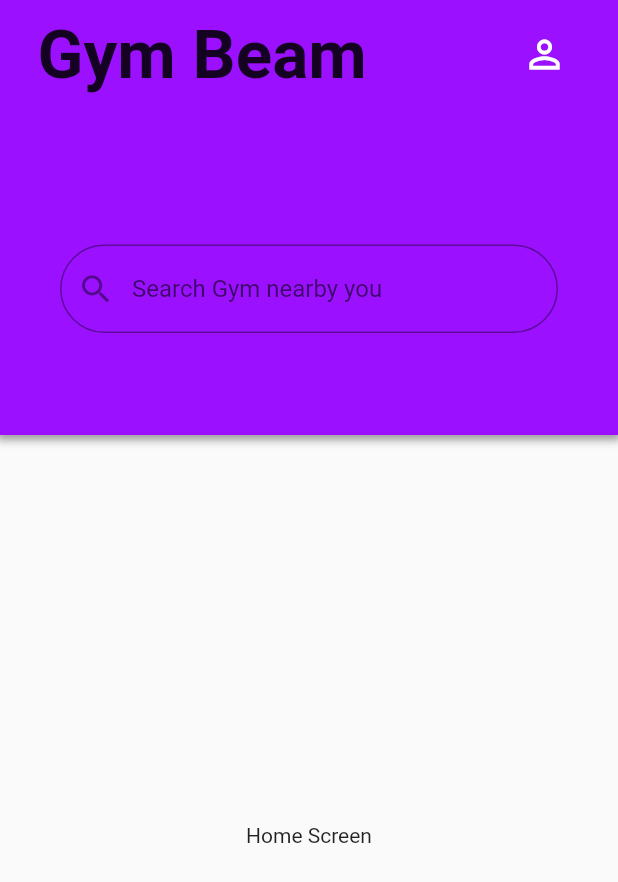
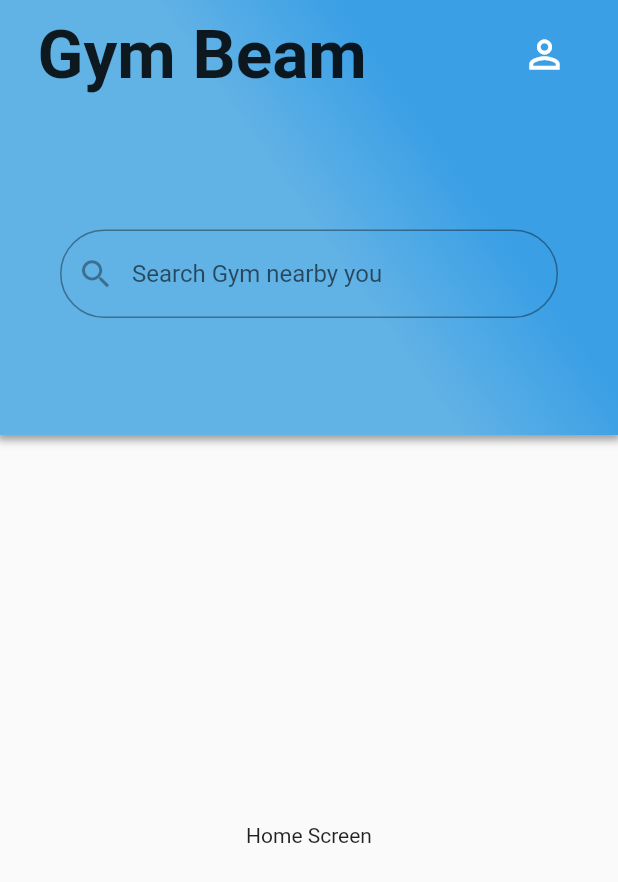
Before and after one commit to xlreon/gymBeam, a Flutter app: the HomeScreen screen opened directly, on a phone screen of 412 x 824 dp. Shown: the top 882 px of the screen. Run offline on Flutter 3.47's test engine with Material 2 defaults, Android fonts, the phone set to English and light mode, and no system bars.

Commit message:
tap still not working

```diff
--- a/lib/components/homeBanner.dart
+++ b/lib/components/homeBanner.dart
@@ -33,21 +33,21 @@ class BannerState extends State<BannerComponent> {
         fit: StackFit.expand,
         children: <Widget>[
           // linear gradient
-          // new Container(
-          //   height: headerHeight,
-          //   decoration: new BoxDecoration(
-          //     gradient: new LinearGradient(
-          //         colors: <Color>[ //7928D1
-          //           const Color.fromRGBO(58, 159, 229, 1.0), const Color.fromRGBO(97, 178, 229, 1.0)],
-          //         stops: <double>[0.3, 0.5],
-          //         begin: Alignment.topRight, end: Alignment.bottomLeft
-          //     ),
-          //   ),
-          // ),
-          // // radial gradient
-          // new CustomPaint(
-          //   painter: new HeaderGradientPainter(),
-          // ),
+          new Container(
+            height: headerHeight,
+            decoration: new BoxDecoration(
+              gradient: new LinearGradient(
+                  colors: <Color>[ //7928D1
+                    const Color.fromRGBO(58, 159, 229, 1.0), const Color.fromRGBO(97, 178, 229, 1.0)],
+                  stops: <double>[0.3, 0.5],
+                  begin: Alignment.topRight, end: Alignment.bottomLeft
+              ),
+            ),
+          ),
+          // radial gradient
+          new CustomPaint(
+            painter: new HeaderGradientPainter(),
+          ),
           // new Container(
           //   child: new Image.asset("assets/images/1.jpg"),
           // ),
@@ -59,21 +59,27 @@ class BannerState extends State<BannerComponent> {
               crossAxisAlignment: CrossAxisAlignment.start,
               children: <Widget>[
                 _buildProfileIcon(),
-                new Padding(
+                new Container(
+                  child: new GestureDetector(
+                    onTap: () => Navigator.of(context).pushNamed('/search'),
+                    child: new Container(
                       padding: new EdgeInsets.only(
-                  top: 100.0, left: 25.0, right: 25.0, bottom: 0.0),
+                        top: 90.0, left: 25.0, right: 25.0, bottom: 0.0
+                      ),
                       child: new TextField(
                         controller:  _textController,
                         decoration: new InputDecoration(
                           hintText: "Search Gym nearby you",
                           prefixIcon: new IconButton(
                             icon: new Icon(Icons.search),
-                        onPressed: () { },
+                            // onPressed: () => Navigator.of(context).pushNamed('/search'),
                             iconSize: 25.0,
                           ),
                           border: new OutlineInputBorder(borderRadius: const BorderRadius.all(const Radius.circular(30.0))),
                           // filled: true,
                           // fillColor: Colors.white,
+                        ),
+                      ),
                     ),
                   ),
                 ),
@@ -88,11 +94,7 @@ class BannerState extends State<BannerComponent> {
   /// Build the bell icon at the top right corner of the header
   Widget _buildProfileIcon() {
     return new Row(
-      // mainAxisAlignment: MainAxisAlignment.start,
-      // crossAxisAlignment: CrossAxisAlignment.start,
       children: <Widget>[
-        // margin: new EdgeInsets.only(right: 10.0),
-        // alignment: AlignmentDirectional.topEnd,
         new Expanded(
           child: new Container(
             // alignment: AlignmentDirectional.topStart,
@@ -112,7 +114,8 @@ class BannerState extends State<BannerComponent> {
           child:new IconButton(
             icon: new Icon(
               Icons.perm_identity, color: Colors.white, size: 30.0,),
-            onPressed: () => Navigator.of(context).pushNamed('/profile'))
+            onPressed: () => Navigator.of(context).pushNamed('/profile')
+          ),
         ),
       ],
     );
--- a/lib/main.dart
+++ b/lib/main.dart
@@ -2,6 +2,8 @@ import 'package:flutter/material.dart';
 import 'package:flutter/foundation.dart';
 import 'screens/mainScreen.dart';
 import 'screens/profileScreen.dart';
+import 'screens/searchGym.dart';
+
 void main() => runApp(new GymBeam());
 
 class GymBeam extends StatelessWidget {
@@ -23,6 +25,7 @@ class GymBeam extends StatelessWidget {
       title: 'Gym Beam',
       routes: <String, WidgetBuilder>{
         '/profile': (BuildContext context) => new ProfileScreen(),
+        '/search': (BuildContext context) => new SearchGym(),
       },
       // Theme setting for IOS and android
       theme: defaultTargetPlatform == TargetPlatform.iOS
--- a/lib/screens/homeScreen.dart
+++ b/lib/screens/homeScreen.dart
@@ -11,7 +11,7 @@ class HomeScreenState extends State<HomeScreen> {
   Widget build(BuildContext context) {
     return new Scaffold(
       body: new Container(
-        child: new Scrollbar(
+        // child: new Scrollbar(
           child: new Column(
             children: <Widget>[
               new BannerComponent(),
@@ -22,7 +22,7 @@ class HomeScreenState extends State<HomeScreen> {
               )
             ],
           )
-        ),
+        // ),
       ),
     );
   }
```
Also changed, not shown: lib/screens/searchGym.dart (added, +25 -0 lines). Lines whose indentation alone changed are shown as unchanged.
